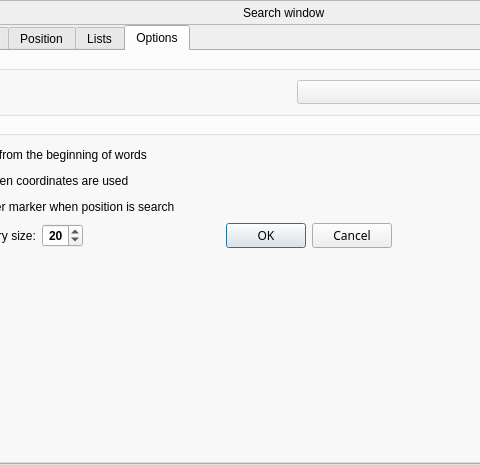
Before: the Qt Designer form src/gui/searchDialogGui.ui in chithihuynh/stellarium, drawn with Qt 5; both pictures show x 122 to 602 and y 0 to 465 of the 831 by 465 pixel window.
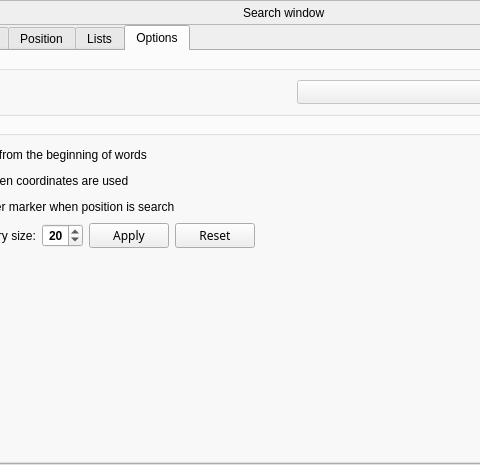
After: the same form once the commit is applied. The open tabs and pages were chosen to show the change. Custom widgets are drawn as their Qt base class.

Commit message: drop down search implemented change in maxSize will update the search result display

```diff
--- a/src/gui/searchDialogGui.ui
+++ b/src/gui/searchDialogGui.ui
@@ -1213,13 +1213,31 @@
             </item>
             <item>
              <widget class="QDialogButtonBox" name="recentSearchSizeButtonBox">
+              <property name="sizePolicy">
+               <sizepolicy hsizetype="Fixed" vsizetype="Fixed">
+                <horstretch>0</horstretch>
+                <verstretch>0</verstretch>
+               </sizepolicy>
+              </property>
               <property name="font">
                <font>
                 <family>Noto Sans</family>
                </font>
               </property>
+              <property name="layoutDirection">
+               <enum>Qt::RightToLeft</enum>
+              </property>
+              <property name="autoFillBackground">
+               <bool>false</bool>
+              </property>
+              <property name="orientation">
+               <enum>Qt::Horizontal</enum>
+              </property>
               <property name="standardButtons">
-               <set>QDialogButtonBox::Cancel|QDialogButtonBox::Ok</set>
+               <set>QDialogButtonBox::Apply|QDialogButtonBox::Reset</set>
+              </property>
+              <property name="centerButtons">
+               <bool>false</bool>
               </property>
              </widget>
             </item>
```
Left out of the diff: 15 changed lines with no effect on the pictures. The commit also changes 2 other files.
